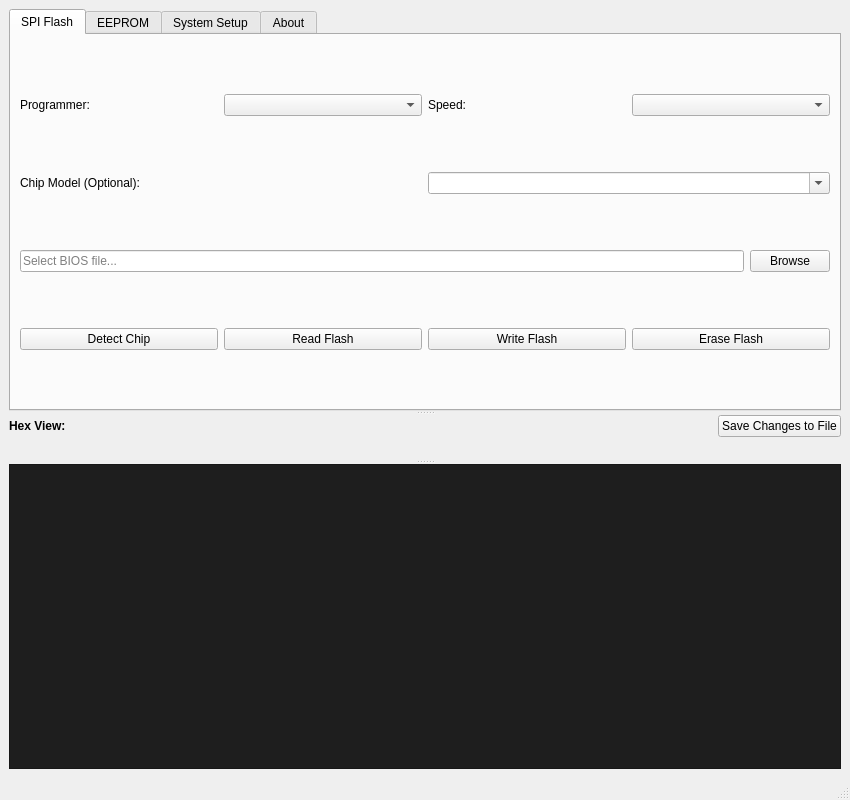
wming126/flash_helper, file src/mainwindow.ui: the form before one commit.
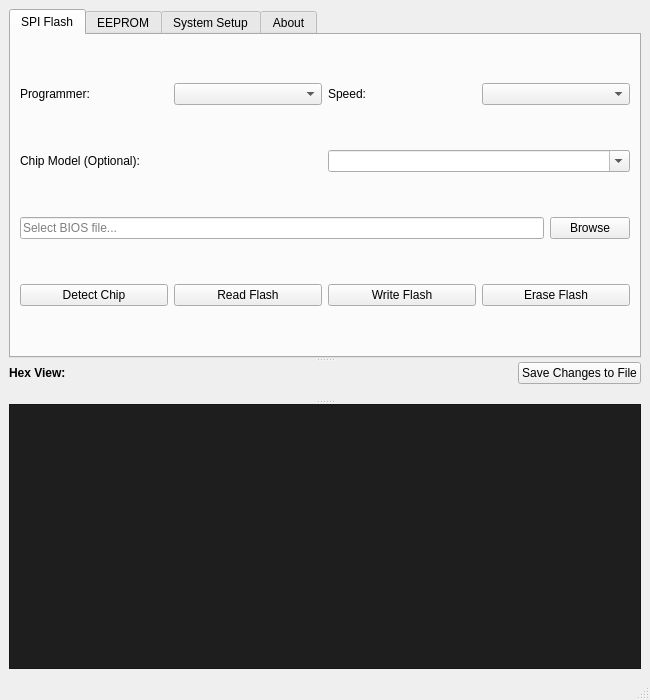
The form after the commit. Icons and pictures are not drawn. Custom widgets are drawn as their Qt base class.

Commit message: feat: integrate bundled flashrom into DEB/RPM and optimize UI window size

```diff
--- a/src/mainwindow.ui
+++ b/src/mainwindow.ui
@@ -6,8 +6,8 @@
    <rect>
     <x>0</x>
     <y>0</y>
-    <width>850</width>
-    <height>800</height>
+    <width>650</width>
+    <height>700</height>
    </rect>
   </property>
   <property name="windowTitle">
```
The commit also changes 3 other files.
